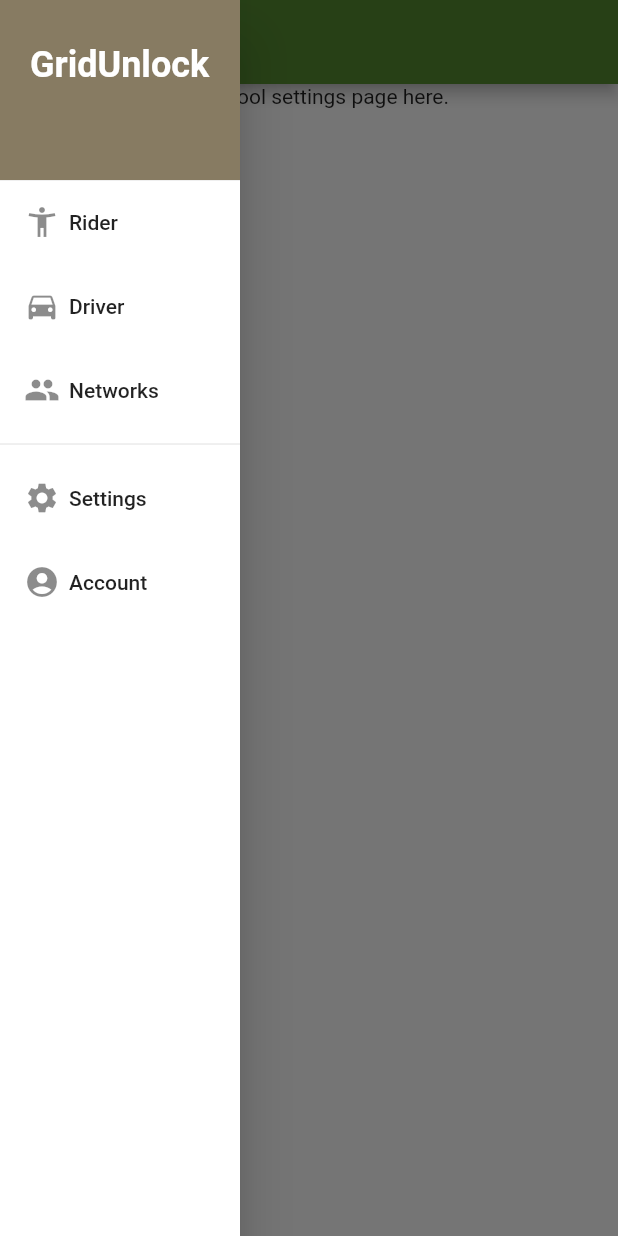
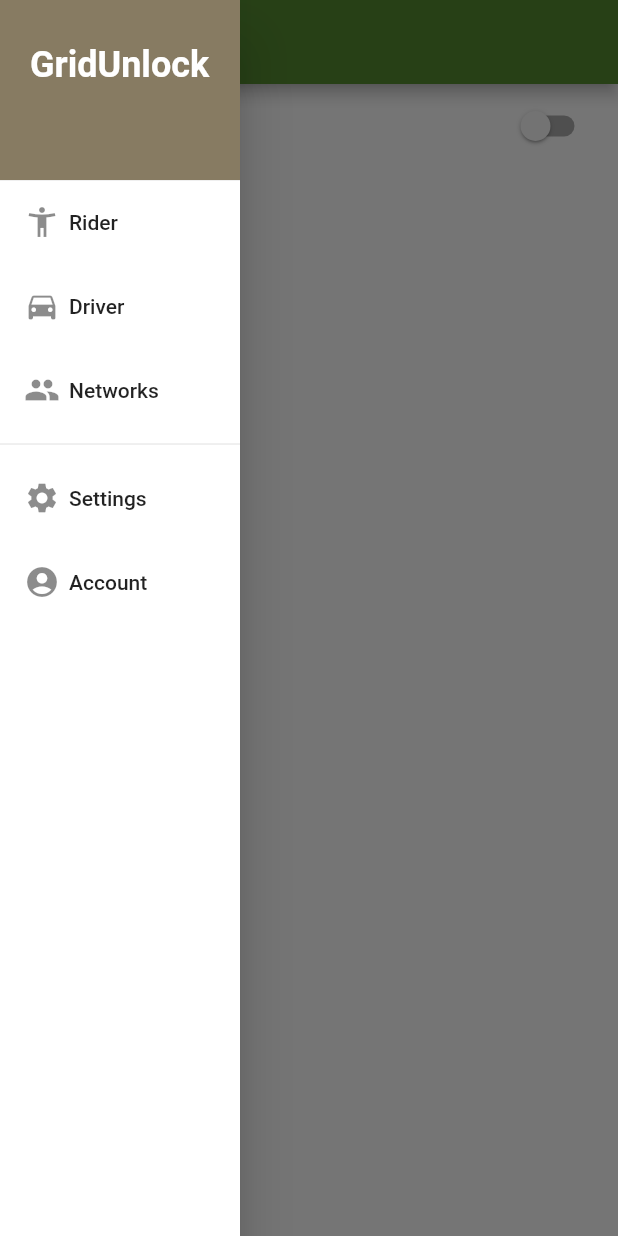
Before and after one commit to TheTallPaul/grid_unlock_app, a Flutter app: the SettingsPage screen opened by its route, with the side drawer open, on a phone screen of 412 x 824 dp. Run offline on Flutter 3.47's test engine with Material 2 defaults, Android fonts, the phone set to English and light mode, and no system bars; our stand-ins replace bloc, equatable, flutter_bloc, google_maps_flutter, permission_handler; missing offline and left inert: flutter_google_places, google_maps_webservice; generated files the repository leaves out were written again; network calls fail.

Commit message:
Added dark mode

```diff
--- a/lib/src/blocs/blocs.dart
+++ b/lib/src/blocs/blocs.dart
@@ -4,5 +4,6 @@ export 'map_state.dart';
 export 'permissions_bloc.dart';
 export 'permissions_event.dart';
 export 'permissions_state.dart';
-export 'theme_bloc.dart';
-export 'theme_event.dart';
+export 'settings_bloc.dart';
+export 'settings_event.dart';
+export 'settings_state.dart';
--- a/lib/src/blocs/permissions_event.dart
+++ b/lib/src/blocs/permissions_event.dart
@@ -2,18 +2,14 @@ import 'package:equatable/equatable.dart';
 import 'package:flutter/material.dart';
 
 @immutable
-abstract class PermissionsEvent extends Equatable {
-  PermissionsEvent([List props = const []]) : super();
-}
+abstract class PermissionsEvent extends Equatable {}
 
 class RequestLocationPermission extends PermissionsEvent {
   @override
-  // TODO: implement props
-  List<Object> get props => null;
+  List<Object> get props => [];
 }
 
 class CheckPermissions extends PermissionsEvent {
   @override
-  // TODO: implement props
-  List<Object> get props => null;
+  List<Object> get props => [];
 }
--- /dev/null
+++ b/lib/src/blocs/settings_bloc.dart
@@ -0,0 +1,19 @@
+import 'dart:async';
+
+import 'package:bloc/bloc.dart';
+
+import 'blocs.dart';
+import 'package:grid_unlock/src/repositories/style.dart';
+
+class SettingsBloc extends Bloc<SettingsEvent, SettingsState> {
+  @override
+  SettingsState get initialState => SettingsState(theme: primaryTheme());
+
+  @override
+  Stream<SettingsState> mapEventToState(SettingsEvent event) async* {
+    if (event is ThemeToggled) {
+      yield SettingsState(
+          theme: state.theme == primaryTheme() ? nightTheme() : primaryTheme());
+    }
+  }
+}
--- /dev/null
+++ b/lib/src/blocs/settings_event.dart
@@ -0,0 +1,8 @@
+import 'package:equatable/equatable.dart';
+
+abstract class SettingsEvent extends Equatable {}
+
+class ThemeToggled extends SettingsEvent {
+  @override
+  List<Object> get props => [];
+}
--- /dev/null
+++ b/lib/src/blocs/settings_state.dart
@@ -0,0 +1,13 @@
+import 'package:flutter/material.dart';
+
+import 'package:equatable/equatable.dart';
+import 'package:meta/meta.dart';
+
+class SettingsState extends Equatable {
+  const SettingsState({@required this.theme}) : assert(theme != null);
+
+  final ThemeData theme;
+
+  @override
+  List<Object> get props => [theme];
+}
--- a/lib/src/blocs/theme_bloc.dart
+++ /dev/null
@@ -1,21 +0,0 @@
-import 'dart:async';
-
-import 'package:flutter/material.dart';
-import 'package:bloc/bloc.dart';
-
-import 'package:grid_unlock/src/widgets/widgets.dart';
-import 'blocs.dart';
-
-class ThemeBloc extends Bloc<ThemeEvent, ThemeData> {
-  @override
-  ThemeData get initialState => primaryTheme();
-
-  @override
-  Stream<ThemeData> mapEventToState(ThemeEvent event) async* {
-    switch (event) {
-      case ThemeEvent.toggle:
-        yield currentState == primaryTheme() ? primaryTheme() : nightTheme();
-        break;
-    }
-  }
-}
--- a/lib/src/blocs/theme_event.dart
+++ /dev/null
@@ -1 +0,0 @@
-enum ThemeEvent { toggle }
--- a/lib/src/widgets/themes/style.dart
+++ b/lib/src/repositories/style.dart
@@ -32,7 +32,5 @@ ThemeData primaryTheme() {
 }
 
 ThemeData nightTheme(){
-  return ThemeData(
-    primaryColor:  Colors.black
-  );
+  return ThemeData.dark();
 }
--- a/lib/src/widgets/map_page.dart
+++ b/lib/src/widgets/map_page.dart
@@ -39,12 +39,11 @@ class _MapPageState extends State<MapPage> {
 
   @override
   Widget build(BuildContext context) {
-    final mapBloc = BlocProvider.of<MapBloc>(context);
     final initialCoordinates =
         LatLng(45.518880, -122.679133); // Pioneer Courthouse Square
     final initialZoom = 16.0;
 
-    mapBloc.dispatch(FetchOffices());
+    BlocProvider.of<MapBloc>(context).add(FetchOffices());
 
     return Scaffold(
         appBar: AppBar(
@@ -74,7 +73,7 @@ class _MapPageState extends State<MapPage> {
         drawer: NavigationDrawer(),
         body: BlocListener<MapBloc, MapState>(listener: (context, state) {
           if (state is MapEmpty) {
-            mapBloc.dispatch(FetchOffices());
+            BlocProvider.of<MapBloc>(context).add(FetchOffices());
           }
         }, child: BlocBuilder<MapBloc, MapState>(builder: (context, state) {
           if (state is MapLoaded) {
--- a/lib/src/widgets/settings_page.dart
+++ b/lib/src/widgets/settings_page.dart
@@ -1,5 +1,8 @@
 import 'package:flutter/material.dart';
+import 'package:flutter_bloc/flutter_bloc.dart';
 
+import 'package:grid_unlock/src/blocs/blocs.dart';
+import 'package:grid_unlock/src/repositories/style.dart';
 import 'package:grid_unlock/src/widgets/widgets.dart';
 
 class SettingsPage extends StatelessWidget {
@@ -8,11 +11,22 @@ class SettingsPage extends StatelessWidget {
   @override
   Widget build(BuildContext context) {
     return Scaffold(
-      appBar: AppBar(
-        title: Text('Settings'),
-      ),
-      drawer: NavigationDrawer(),
-      body: Text('Someday there will be a cool settings page here.'),
-    );
+        appBar: AppBar(
+          title: Text('Settings'),
+        ),
+        drawer: NavigationDrawer(),
+        body: ListView(
+          children: <Widget>[
+            BlocBuilder<SettingsBloc, SettingsState>(builder: (context, state) {
+              return SwitchListTile(
+                value: state.theme == nightTheme(),
+                title: Text('Dark Mode'),
+                onChanged: (_) {
+                  BlocProvider.of<SettingsBloc>(context).add(ThemeToggled());
+                },
+              );
+            })
+          ],
+        ));
   }
 }
--- /dev/null
+++ b/lib/src/widgets/utilities/keys.dart
@@ -0,0 +1,3 @@
+class Keys {
+  static const kGoogleApiKey = "AIzaSyD1jn2u0HespLKKX5ppSQq866hn9KV4MF0";
+}
--- a/lib/src/widgets/widgets.dart
+++ b/lib/src/widgets/widgets.dart
@@ -3,4 +3,3 @@ export 'map_page.dart';
 export 'navigation_drawer.dart';
 export 'networks_page.dart';
 export 'settings_page.dart';
-export 'themes/style.dart';
--- a/pubspec.yaml
+++ b/pubspec.yaml
@@ -21,8 +21,8 @@ dependencies:
     sdk: flutter
   google_maps_flutter: ^0.5.21+7
   google_maps_webservice: ^0.0.14
-  bloc: ^0.15.0
-  flutter_bloc: ^0.21.0
+  bloc: ^1.0.0
+  flutter_bloc: ^1.0.0
   http: ^0.12.0+2
   json_serializable: ^2.0.2
   equatable: ^0.6.1
@@ -53,6 +53,7 @@ flutter:
 
   assets:
     - assets/
+    - assets/maps/daytime_map_style.json
     - assets/images/networks_splash.png
 
   # To add custom fonts to your application, add a fonts section here,
```
Also changed, not shown: lib/main.dart (+11 -10 lines), lib/src/blocs/map_bloc.dart (+8 -1 lines), lib/src/blocs/map_event.dart (+19 -5 lines), lib/src/blocs/map_state.dart (+9 -22 lines), pubspec.lock.
